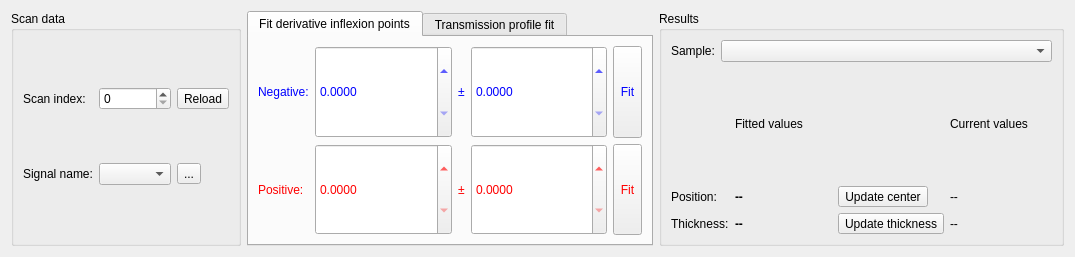
Qt form cct/qtgui2/tools/capillarysizer/capillarysizer.ui (awacha/cct) before a commit.
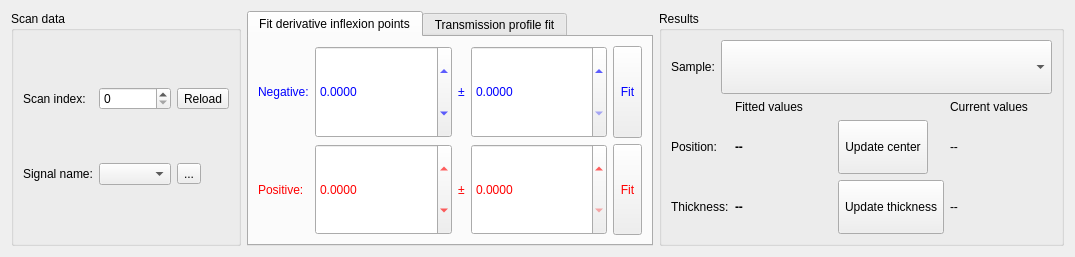
The same form after that commit. The open tabs and pages were chosen to show the change. Icons and pictures are not drawn.

Commit message: Capillary sizer UI tuning

What changed in the file:
```diff
--- a/cct/qtgui2/tools/capillarysizer/capillarysizer.ui
+++ b/cct/qtgui2/tools/capillarysizer/capillarysizer.ui
@@ -779,6 +779,12 @@
            <property name="decimals">
             <number>4</number>
            </property>
+           <property name="minimum">
+            <double>-10000000000.000000000000000</double>
+           </property>
+           <property name="maximum">
+            <double>10000000000.000000000000000</double>
+           </property>
           </widget>
          </item>
          <item row="0" column="0">
@@ -1269,6 +1275,12 @@
            <property name="decimals">
             <number>4</number>
            </property>
+           <property name="minimum">
+            <double>-10000000000.000000000000000</double>
+           </property>
+           <property name="maximum">
+            <double>10000000000.000000000000000</double>
+           </property>
           </widget>
          </item>
          <item row="0" column="2">
@@ -2237,6 +2249,12 @@
        <layout class="QGridLayout" name="gridLayout_3">
         <item row="1" column="3">
          <widget class="QLabel" name="label_10">
+          <property name="sizePolicy">
+           <sizepolicy hsizetype="Preferred" vsizetype="Fixed">
+            <horstretch>0</horstretch>
+            <verstretch>0</verstretch>
+           </sizepolicy>
+          </property>
           <property name="text">
            <string>Current values</string>
           </property>
@@ -2302,6 +2320,12 @@
         </item>
         <item row="1" column="1">
          <widget class="QLabel" name="label_15">
+          <property name="sizePolicy">
+           <sizepolicy hsizetype="Preferred" vsizetype="Fixed">
+            <horstretch>0</horstretch>
+            <verstretch>0</verstretch>
+           </sizepolicy>
+          </property>
           <property name="text">
            <string>Fitted values</string>
           </property>
@@ -2351,7 +2375,7 @@
           <item>
            <widget class="QComboBox" name="sampleNameComboBox">
             <property name="sizePolicy">
-             <sizepolicy hsizetype="MinimumExpanding" vsizetype="Fixed">
+             <sizepolicy hsizetype="MinimumExpanding" vsizetype="Preferred">
               <horstretch>0</horstretch>
               <verstretch>0</verstretch>
              </sizepolicy>
@@ -2365,6 +2389,12 @@
         </item>
         <item row="2" column="2">
          <widget class="QToolButton" name="updateCenterToolButton">
+          <property name="sizePolicy">
+           <sizepolicy hsizetype="Fixed" vsizetype="Preferred">
+            <horstretch>0</horstretch>
+            <verstretch>0</verstretch>
+           </sizepolicy>
+          </property>
           <property name="toolTip">
            <string>Update the sample position</string>
           </property>
@@ -2375,6 +2405,12 @@
         </item>
         <item row="3" column="2">
          <widget class="QToolButton" name="updateThicknessToolButton">
+          <property name="sizePolicy">
+           <sizepolicy hsizetype="Fixed" vsizetype="Preferred">
+            <horstretch>0</horstretch>
+            <verstretch>0</verstretch>
+           </sizepolicy>
+          </property>
           <property name="toolTip">
            <string>Update the sample thickness</string>
           </property>
```
Left out of the diff: 18 changed lines with no effect on the pictures. The commit also changes 1 other file.
